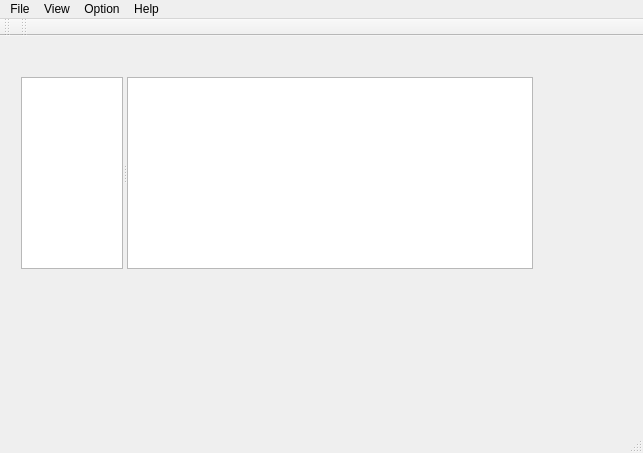
The window that PEViewPlus/mainwindow.ui (zhaojunchen/PEViewPlus) describes before a commit, drawn with Qt 5.
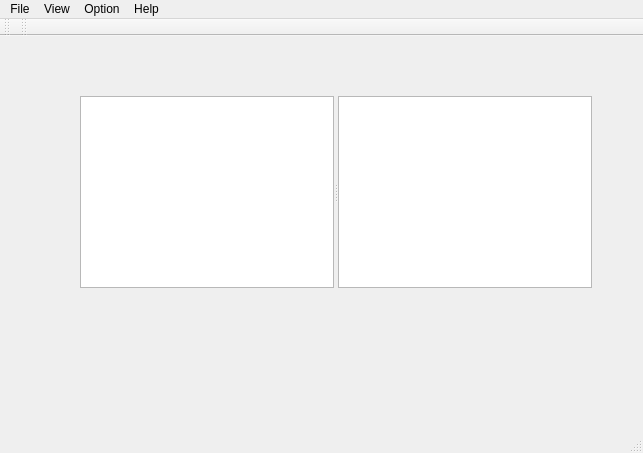
The same window after the commit.

Commit message: 整合界面和功能到PEViewPlus工程、添加打开文件、关闭文件

```diff
--- a/PEViewPlus/mainwindow.ui
+++ b/PEViewPlus/mainwindow.ui
@@ -17,35 +17,19 @@
    <widget class="QSplitter" name="splitter">
     <property name="geometry">
      <rect>
-      <x>21</x>
-      <y>41</y>
+      <x>80</x>
+      <y>60</y>
       <width>512</width>
       <height>192</height>
      </rect>
     </property>
-    <property name="sizePolicy">
-     <sizepolicy hsizetype="Expanding" vsizetype="Preferred">
-      <horstretch>1</horstretch>
-      <verstretch>0</verstretch>
-     </sizepolicy>
-    </property>
     <property name="orientation">
      <enum>Qt::Horizontal</enum>
     </property>
-    <widget class="QTreeView" name="treeView">
-     <property name="sizePolicy">
-      <sizepolicy hsizetype="Expanding" vsizetype="Expanding">
-       <horstretch>1</horstretch>
-       <verstretch>0</verstretch>
-      </sizepolicy>
-     </property>
-    </widget>
-    <widget class="QListView" name="listView">
-     <property name="sizePolicy">
-      <sizepolicy hsizetype="Expanding" vsizetype="Expanding">
-       <horstretch>4</horstretch>
-       <verstretch>0</verstretch>
-      </sizepolicy>
+    <widget class="QTreeView" name="treeView"/>
+    <widget class="QTableView" name="tableView">
+     <property name="styleSheet">
+      <string notr="true">font: 75 10pt &quot;Consolas&quot;;</string>
      </property>
     </widget>
    </widget>
```
Left out of the diff: 13 changed lines with no effect on the pictures. The commit also changes 12 other files.
